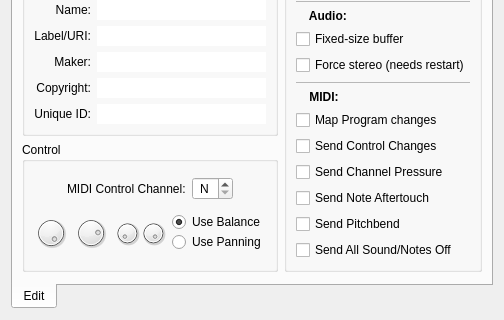
Above: resources/ui/carla_edit.ui from falkTX/Carla before the change; both pictures show x 0 to 504 and y 151 to 471 of the 504 by 471 pixel window. Below: the same form after it.
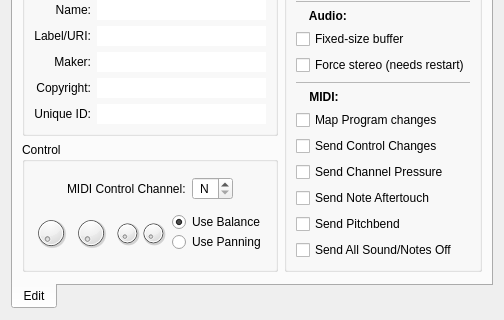
That is the form after the change. Icons and pictures are not drawn. Custom widgets are drawn as their Qt base class.

Commit message: Rework of PixmapDial class

```diff
--- a/resources/ui/carla_edit.ui
+++ b/resources/ui/carla_edit.ui
@@ -127,12 +127,6 @@
               <property name="statusTip">
                <string>Output dry/wet (100%)</string>
               </property>
-              <property name="maximum">
-               <number>1000</number>
-              </property>
-              <property name="value">
-               <number>1000</number>
-              </property>
              </widget>
             </item>
             <item>
@@ -155,12 +149,6 @@
               <property name="statusTip">
                <string>Output volume (100%)</string>
               </property>
-              <property name="maximum">
-               <number>1270</number>
-              </property>
-              <property name="value">
-               <number>1000</number>
-              </property>
              </widget>
             </item>
             <item>
@@ -236,15 +224,6 @@
                   <property name="statusTip">
                    <string>Balance Right (0%)</string>
                   </property>
-                  <property name="minimum">
-                   <number>-1000</number>
-                  </property>
-                  <property name="maximum">
-                   <number>1000</number>
-                  </property>
-                  <property name="value">
-                   <number>1000</number>
-                  </property>
                  </widget>
                 </item>
                </layout>
```
Left out of the diff: 18 changed lines with no effect on the pictures. The commit also changes 2 other files.
